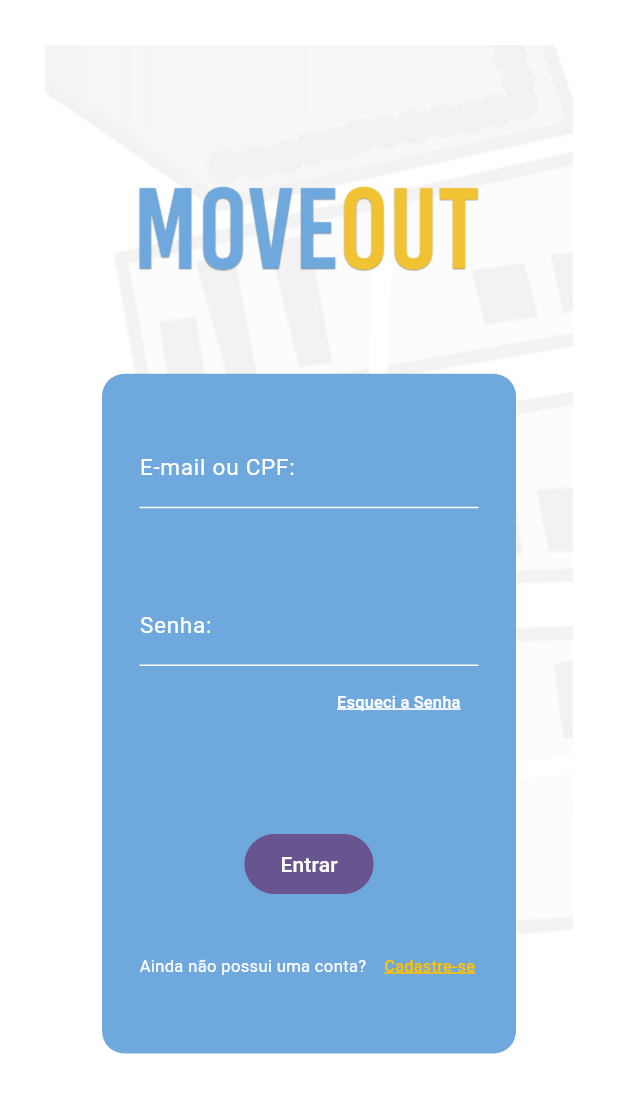
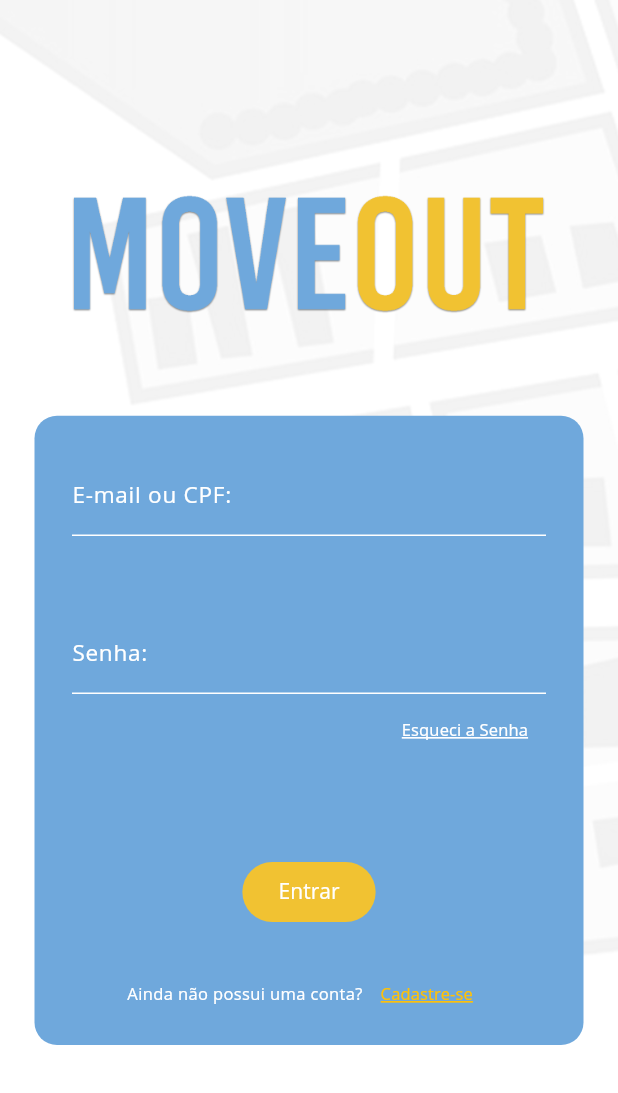
Before and after one commit to Watzech/moveout_driver, a Flutter app: the screen it shows after launch, on a phone screen of 412 x 824 dp. Shown: the top 1093 px of the screen. Run offline on Flutter 3.47's test engine with Material 2 defaults, Android fonts, the phone set to English and light mode, and no system bars; missing offline and left inert: mongo_dart; Roboto replaces fonts that are missing (Open Sans).

Commit message:
refac: otimizating themes and spacements

```diff
--- a/database/database.dart
+++ /dev/null
@@ -1,3 +0,0 @@
-import 'package:realm/realm.dart';
-
-const String _urlConnection = 'mongodb+srv://<username>:<password>@<cluster>.mongodb.net/?retryWrites=true&w=majority';
--- a/lib/database/database.dart
+++ b/lib/database/database.dart
@@ -24,7 +24,7 @@ class Database{
       return users;
     } catch (e) {
       print(e);
-      return Future.value(e);
+      return null;
     }
   }
 
--- a/lib/main.dart
+++ b/lib/main.dart
@@ -14,10 +14,12 @@ class MyApp extends StatelessWidget {
   @override
   Widget build(BuildContext context) {
     return MaterialApp(
-      title: 'Flutter Demo',
+      title: 'MoveOut',
       theme: ThemeData(
-        colorScheme: ColorScheme.fromSeed(seedColor: Colors.deepPurple),
         useMaterial3: true,
+        primaryColor: Color(0xFF6fa8dc),
+        primaryColorDark: Color(0xFF7ca4b7),
+        fontFamily: 'Open Sans',
       ),
       home: const MyHomePage(),
     );
@@ -35,14 +37,11 @@ class _MyHomePageState extends State<MyHomePage> {
 
   @override
   Widget build(BuildContext context) {
-    return Padding(
-      padding: EdgeInsetsDirectional.fromSTEB(30,30,30,30),
-      child: Scaffold(
-        body: SafeArea(
-          top: true,
-          child: AuthScreen(),
-        ),
-      ),
+    return Scaffold(
+      body: SafeArea(
+        top: false,
+        child: AuthScreen(),
+      )
     );
   }
 }
--- a/lib/screens/login.dart
+++ b/lib/screens/login.dart
@@ -4,7 +4,6 @@ import 'dart:ui';
 
 import 'package:flutter/material.dart';
 import 'package:flutter/services.dart';
-import 'package:moveout1/screens/login.dart';
 
 void main() {
   runApp(const AuthScreen());
@@ -37,7 +36,7 @@ class _AuthScreenState extends State<AuthScreen> {
             ),
           ),
           child: SafeArea(
-          minimum: const EdgeInsets.all(30.0),
+            minimum: const EdgeInsets.all(15.0),
             child: Column(
               mainAxisAlignment: MainAxisAlignment.center,
               crossAxisAlignment: CrossAxisAlignment.start,
@@ -56,8 +55,6 @@ class _AuthScreenState extends State<AuthScreen> {
                   child: ConstrainedBox(
                     constraints: BoxConstraints(
                       maxWidth: MediaQuery.sizeOf(context).width,
-                    minWidth: MediaQuery.sizeOf(context).width,
-                    maxHeight: MediaQuery.sizeOf(context).height * 0.55,
                       minHeight: MediaQuery.sizeOf(context).height * 0.35,
                     ),
                     child: Container(
@@ -67,7 +64,7 @@ class _AuthScreenState extends State<AuthScreen> {
                       ),
                       alignment: Alignment.center,
                       child: Padding(
-                      padding: const EdgeInsets.all(25.0),
+                        padding: const EdgeInsets.only(left: 25.0, right: 25.0, top: 25.0, bottom: 10.0),
                         child: Column(
                           mainAxisAlignment: MainAxisAlignment.center,
                           crossAxisAlignment: CrossAxisAlignment.start,
@@ -115,6 +112,7 @@ class _AuthScreenState extends State<AuthScreen> {
                                       alignment: Alignment.centerRight,
                                       child: Text(
                                         "Esqueci a Senha",
+                                        textDirection: TextDirection.ltr,
                                         style: TextStyle(
                                           fontSize: 11,
                                           color: Colors.white,
@@ -132,14 +130,19 @@ class _AuthScreenState extends State<AuthScreen> {
                             Center(
                               child: FilledButton(
                                 onPressed: () {},
-                            child: const Text('Entrar'),
+                                style: ButtonStyle(
+                                  backgroundColor: MaterialStateProperty.all<Color>(Color(0xFFf1c232))
+                                ),
+                                child: const Text('Entrar', textDirection: TextDirection.ltr),
                               )
                             ),
                             SizedBox(height: 20),
                             Row(
+                              mainAxisAlignment: MainAxisAlignment.center,
                               children: [
                                 Text(
                                   "Ainda não possui uma conta?",
+                                  textDirection: TextDirection.ltr,
                                   style: TextStyle(
                                     fontSize: 11,
                                     color: Colors.white,
@@ -147,6 +150,7 @@ class _AuthScreenState extends State<AuthScreen> {
                                 ),
                                 TextButton(onPressed: () {}, child:
                                   Text("Cadastre-se",
+                                    textDirection: TextDirection.ltr,
                                     style: TextStyle(
                                       fontSize: 11,
                                       color: Colors.amber,
@@ -169,6 +173,7 @@ class _AuthScreenState extends State<AuthScreen> {
             ),
           ),
         ),
-    ));
+      )
+    );
   }
 }
```
Also changed, not shown: 1 other file. Lines whose indentation alone changed are shown as unchanged.
